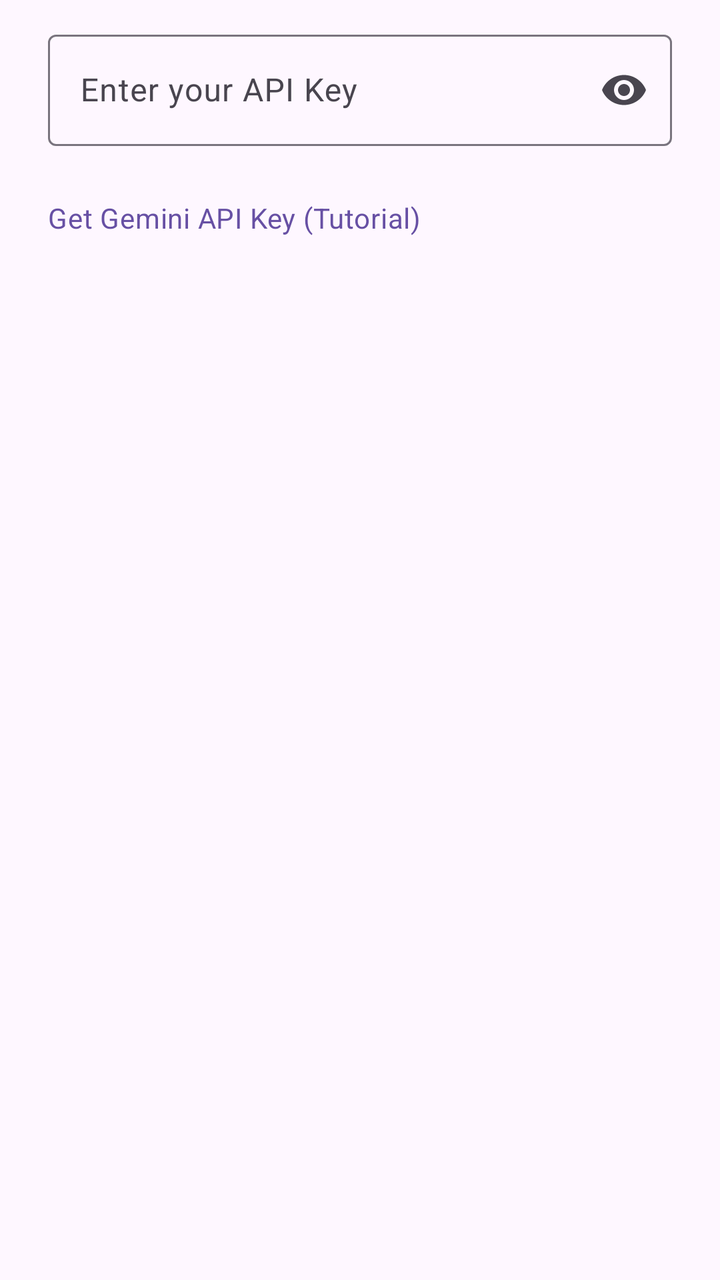
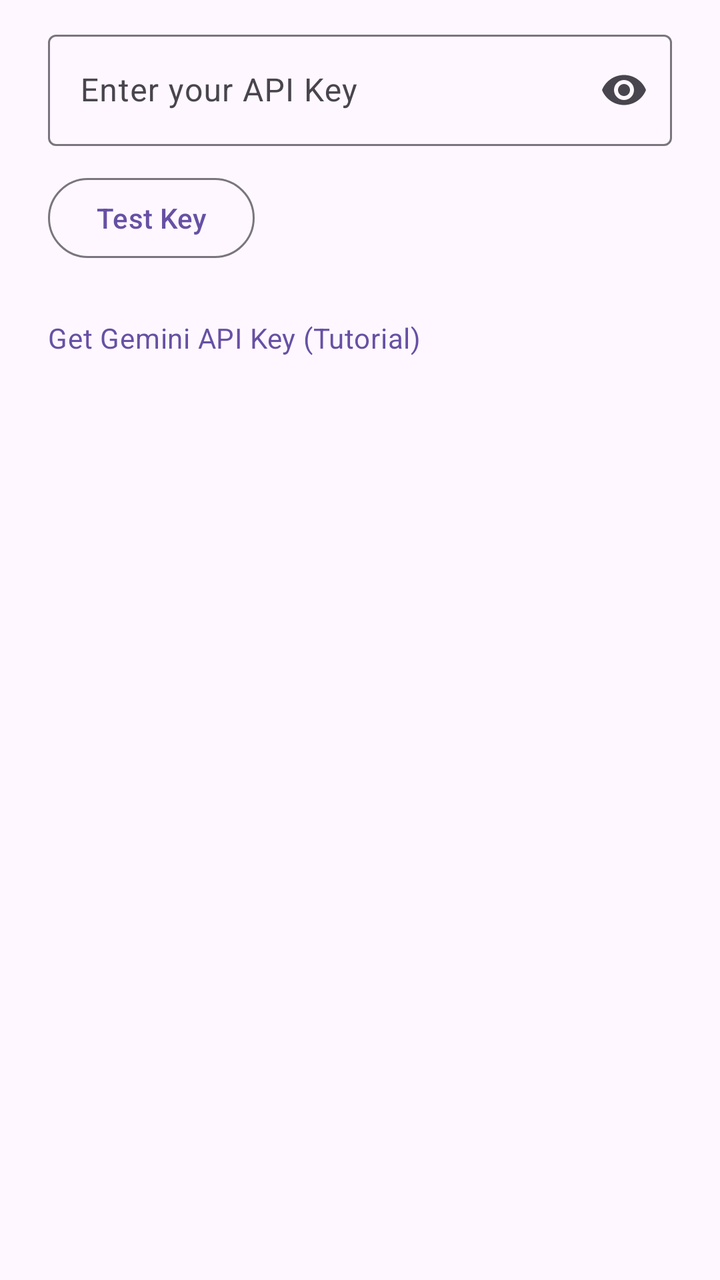

Two renders of the same Android screen: before a commit and after it. Below are the layout's source before the change and the commit's diff.
<!-- AndroidManifest.xml: application theme Theme.Whisperandroidjava -->
<!-- res/layout/dialog_gemini_config.xml -->
<?xml version="1.0" encoding="utf-8"?>
<androidx.core.widget.NestedScrollView xmlns:android="http://schemas.android.com/apk/res/android"
    xmlns:app="http://schemas.android.com/apk/res-auto"
    android:layout_width="match_parent"
    android:layout_height="wrap_content">

    <LinearLayout
        android:layout_width="match_parent"
        android:layout_height="wrap_content"
        android:orientation="vertical"
        android:paddingStart="24dp"
        android:paddingTop="12dp"
        android:paddingEnd="24dp"
        android:paddingBottom="12dp">

        <com.google.android.material.textfield.TextInputLayout
            android:id="@+id/layout_api_key"
            style="@style/Widget.Material3.TextInputLayout.OutlinedBox"
            android:layout_width="match_parent"
            android:layout_height="wrap_content"
            android:hint="@string/dialog_gemini_config_hint"
            app:endIconMode="password_toggle">

            <com.google.android.material.textfield.TextInputEditText
                android:id="@+id/edit_text_api_key"
                android:layout_width="match_parent"
                android:layout_height="wrap_content"
                android:inputType="text|textPassword" />

        </com.google.android.material.textfield.TextInputLayout>

        <com.google.android.material.textview.MaterialTextView
            android:id="@+id/text_help_link"
            android:layout_width="match_parent"
            android:layout_height="wrap_content"
            android:layout_marginTop="12dp"
            android:minHeight="48dp"
            android:gravity="center_vertical"
            android:text="@string/action_gemini_help"
            android:textAppearance="?attr/textAppearanceBodyMedium"
            android:textColor="?attr/colorPrimary" />

    </LinearLayout>

</androidx.core.widget.NestedScrollView>
<!-- resources referenced by this layout -->
<resources>
  <string name="action_gemini_help">Get Gemini API Key (Tutorial)</string>
  <string name="dialog_gemini_config_hint">Enter your API Key</string>
  <style name="Theme.Whisperandroidjava" parent="Theme.Material3.DayNight.NoActionBar">
      
      <item name="colorPrimary">@color/primary_light</item>
      <item name="colorOnPrimary">@color/on_primary_light</item>
      <item name="colorPrimaryContainer">@color/primary_container_light</item>
      <item name="colorOnPrimaryContainer">@color/on_primary_container_light</item>
  
      
      <item name="colorSecondary">@color/secondary_light</item>
      <item name="colorOnSecondary">@color/on_secondary_light</item>
      <item name="colorSecondaryContainer">@color/secondary_container_light</item>
      <item name="colorOnSecondaryContainer">@color/on_secondary_container_light</item>
  
      
      <item name="android:windowBackground">@color/background_light</item>
      <item name="colorSurface">@color/surface_light</item>
      <item name="colorOnSurface">@color/on_surface_light</item>
  
      
      <item name="android:statusBarColor">?attr/colorSurfaceContainer</item>
      <item name="android:windowLightStatusBar">true</item>
    </style>
  <color name="primary_light">#6750A4</color>
  <color name="on_primary_light">#FFFFFF</color>
  <color name="primary_container_light">#EADDFF</color>
  <color name="on_primary_container_light">#21005D</color>
  <color name="secondary_light">#625B71</color>
  <color name="on_secondary_light">#FFFFFF</color>
  <color name="secondary_container_light">#E8DEF8</color>
  <color name="on_secondary_container_light">#1D192B</color>
  <color name="background_light">#FEF7FF</color>
  <color name="surface_light">#FEF7FF</color>
  <color name="on_surface_light">#1D1B20</color>
</resources>

<!-- the commit's change to res/layout/dialog_gemini_config.xml (unified diff, before → after) -->
@@ -29,6 +29,37 @@
 
         </com.google.android.material.textfield.TextInputLayout>
 
+        <LinearLayout
+            android:layout_width="match_parent"
+            android:layout_height="wrap_content"
+            android:orientation="horizontal"
+            android:gravity="center_vertical"
+            android:layout_marginTop="12dp">
+
+            <com.google.android.material.button.MaterialButton
+                android:id="@+id/button_test_key"
+                style="@style/Widget.Material3.Button.OutlinedButton"
+                android:layout_width="wrap_content"
+                android:layout_height="wrap_content"
+                android:text="@string/button_test_key" />
+
+            <ProgressBar
+                android:id="@+id/progress_test_key"
+                android:layout_width="24dp"
+                android:layout_height="24dp"
+                android:layout_marginStart="12dp"
+                android:visibility="gone" />
+
+            <com.google.android.material.textview.MaterialTextView
+                android:id="@+id/text_test_result"
+                android:layout_width="0dp"
+                android:layout_weight="1"
+                android:layout_height="wrap_content"
+                android:layout_marginStart="12dp"
+                android:textAppearance="?attr/textAppearanceBodySmall"
+                android:visibility="gone" />
+        </LinearLayout>
+
         <com.google.android.material.textview.MaterialTextView
             android:id="@+id/text_help_link"
             android:layout_width="match_parent"
<!-- resource entries referenced after the edit -->
@@ -1,6 +1,7 @@
 <!-- resources referenced by this layout -->
 <resources>
   <string name="action_gemini_help">Get Gemini API Key (Tutorial)</string>
+  <string name="button_test_key">Test Key</string>
   <string name="dialog_gemini_config_hint">Enter your API Key</string>
   <style name="Theme.Whisperandroidjava" parent="Theme.Material3.DayNight.NoActionBar">
       
